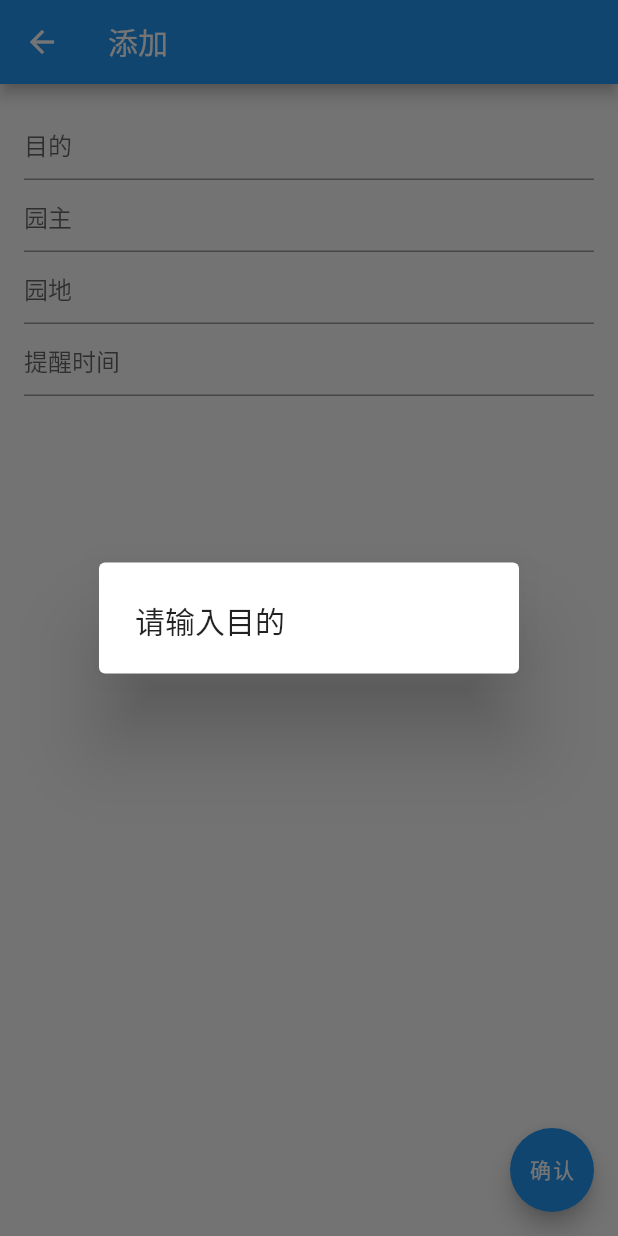
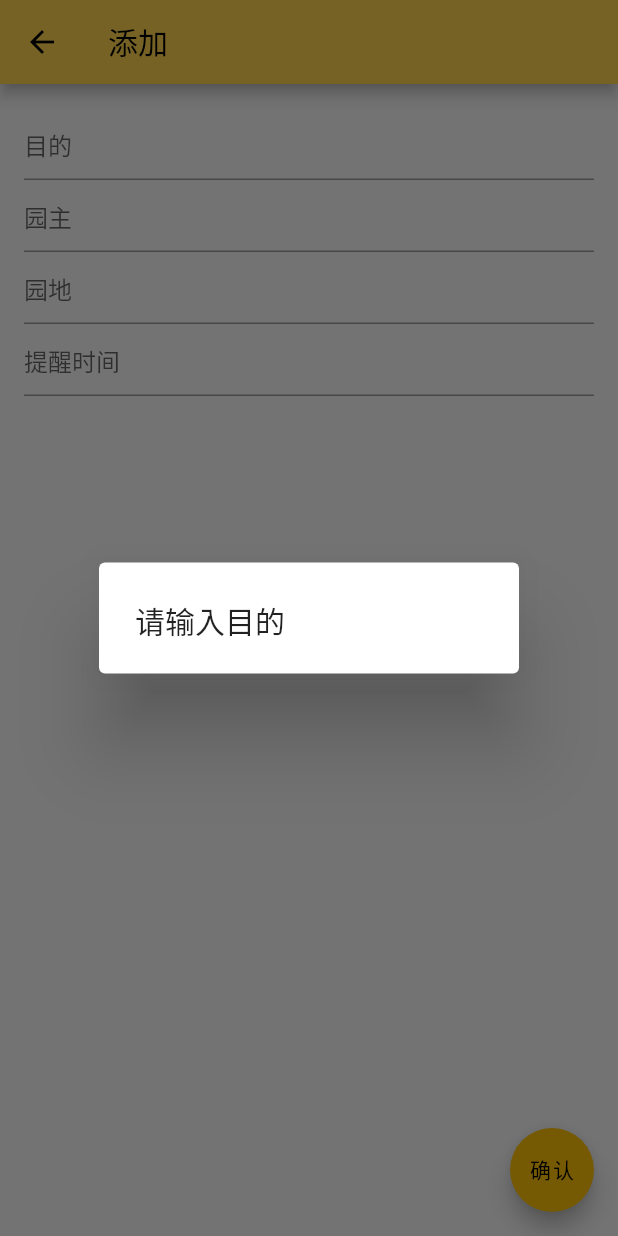
Before and after one commit to FTWssf/flutter_reminder, a Flutter app: the AddScreen screen opened directly, after a tap on "确认", on a phone screen of 412 x 824 dp. Run offline on Flutter 3.47's test engine with Material 2 defaults, Android fonts, the light colour scheme and no system bars; drawn by our look-alikes of loading_overlay; our stand-ins replace flutter_datetime_picker, flutter_local_notifications, permission_handler, sqflite, timezone; accounts and stored records are empty.

Commit message:
Added library

```diff
--- a/lib/res/constant.dart
+++ b/lib/res/constant.dart
@@ -1,3 +1,5 @@
+import 'package:flutter/material.dart';
+
 class Constant {
   // app related
   static const String appName = '油棕';
@@ -10,4 +12,19 @@ class Constant {
   // design related
   static const String theme = 'AppTheme';
   static const String locale = 'locale';
+
+  static final Map<int, Color> _amberColorMap = {
+    50: Color(0xFFFFD7C2),
+    100: Colors.amber[100] ?? Colors.amber,
+    200: Colors.amber[200] ?? Colors.amber,
+    300: Colors.amber[300] ?? Colors.amber,
+    400: Colors.amber[400] ?? Colors.amber,
+    500: Colors.amber[500] ?? Colors.amber,
+    600: Colors.amber[600] ?? Colors.amber,
+    700: Colors.amber[800] ?? Colors.amber,
+    800: Colors.amber[900] ?? Colors.amber,
+    900: Colors.amber[700] ?? Colors.amber,
+  };
+  static final MaterialColor themeColor =
+      MaterialColor(Colors.amber[300]!.value, _amberColorMap);
 }
--- a/lib/screen/add_screen.dart
+++ b/lib/screen/add_screen.dart
@@ -1,6 +1,7 @@
 import 'package:flutter/material.dart';
 import 'package:intl/intl.dart';
 import 'package:flutter_datetime_picker/flutter_datetime_picker.dart';
+import 'package:loading_overlay/loading_overlay.dart';
 import 'package:oil_palm_system/database/notification_helper.dart';
 import 'package:oil_palm_system/model/notification.dart' as model_notification;
 import 'package:oil_palm_system/service/notification_service.dart';
@@ -18,6 +19,7 @@ class AddScreen extends StatefulWidget {
 
 class _AddScreen extends State<AddScreen> {
   // model_notification.Notification notification ;
+  bool _isLoading = false;
   model_notification.Notification notification =
       model_notification.Notification('', '', '', null);
   DateFormat dateFormat = DateFormat("yyyy-MM-dd HH:mm:ss ");
@@ -28,9 +30,21 @@ class _AddScreen extends State<AddScreen> {
       appBar: AppBar(
         title: Text('添加'),
       ),
-      body: Padding(padding: const EdgeInsets.all(16.0), child: _body(context)),
+      body: LoadingOverlay(
+        child:
+            Padding(padding: const EdgeInsets.all(16.0), child: _body(context)),
+        isLoading: _isLoading,
+      ),
       floatingActionButton: FloatingActionButton(
-        onPressed: () async {
+        onPressed: _addItem,
+        tooltip: '添加',
+        child: const Text('确认'),
+      ),
+    );
+  }
+
+  void _addItem() async {
+    if (_isLoading) return;
     if (notification.action!.isEmpty) {
       return showDialog(
           context: context,
@@ -86,14 +100,16 @@ class _AddScreen extends State<AddScreen> {
           });
     }
 
+    setState(() {
+      _isLoading = true;
+    });
     await NotificationHelper().create(notification);
     await NotificationService().scheduleNotification(notification);
+    setState(() {
+      _isLoading = false;
+    });
+
     Navigator.pop(context);
-        },
-        tooltip: 'Increment',
-        child: const Text('确认'),
-      ),
-    );
   }
 
   Widget _body(context) {
--- a/pubspec.yaml
+++ b/pubspec.yaml
@@ -39,6 +39,9 @@ dependencies:
   path_provider: ^2.0.5
   intl: ^0.17.0
   flutter_datetime_picker: ^1.5.1
+  provider: ^6.0.1
+  loading_overlay: ^0.3.0
+  fluttertoast: ^8.0.8
 
 dev_dependencies:
   flutter_test:
```
Also changed, not shown: lib/main.dart (+17 -7 lines), lib/service/notification_service.dart (+5 -12 lines), assets/images/palm-icon.png (deleted), pubspec.lock, 1 other file. Lines whose indentation alone changed are shown as unchanged.
